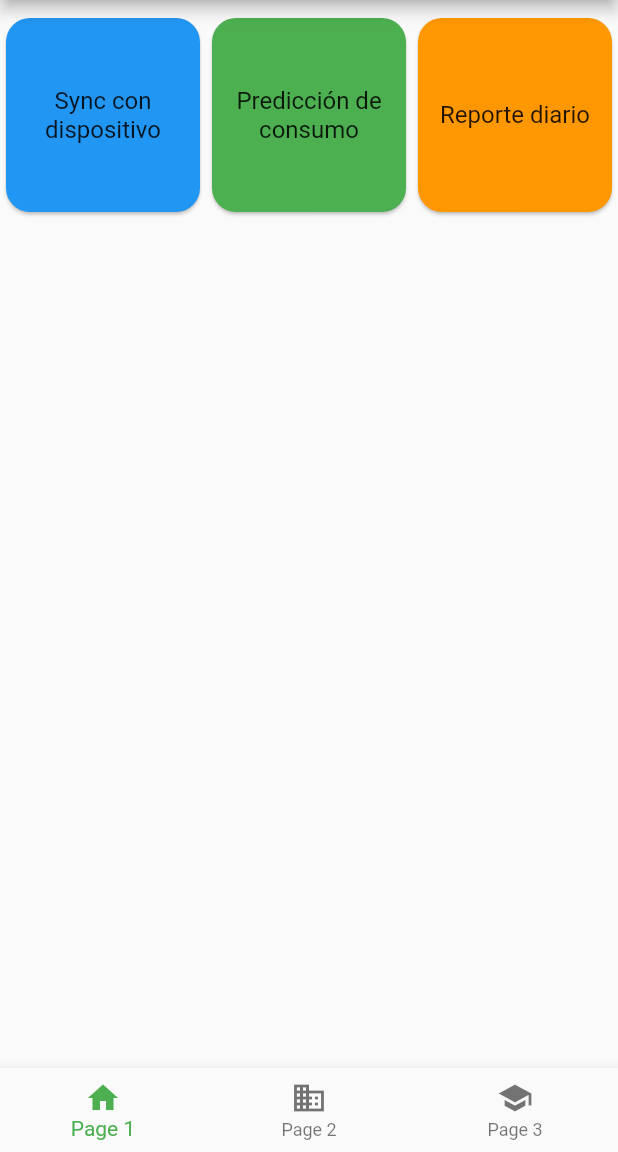
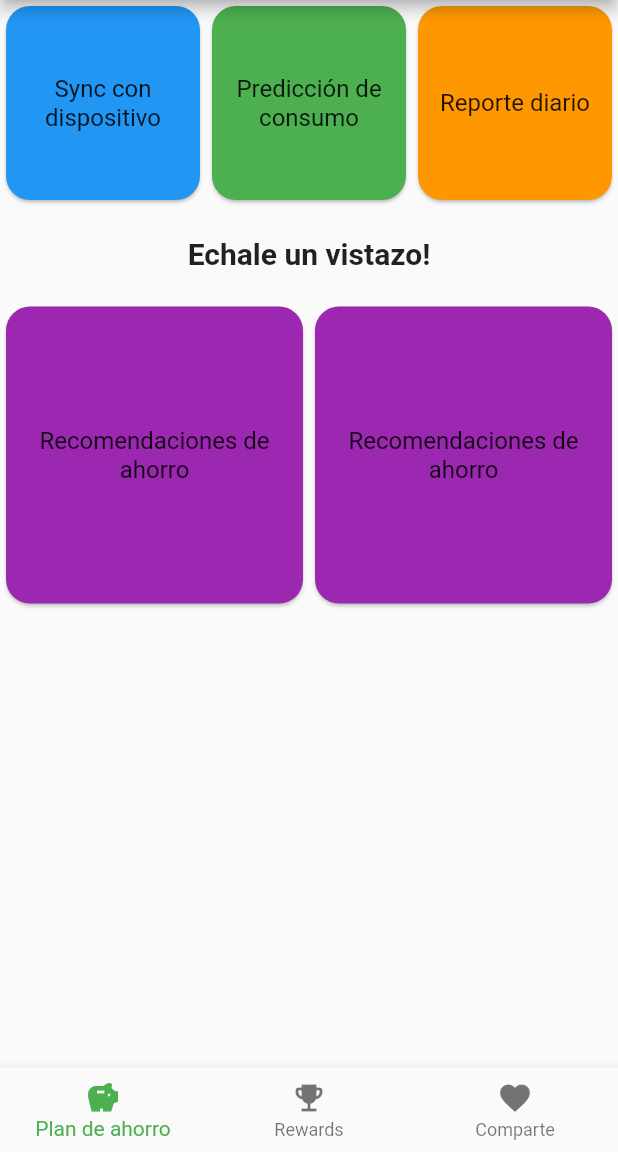
Before and after one commit to JocelynVelarde/Resourcify, a Flutter app: the HomePage screen opened directly, on a phone screen of 412 x 824 dp, the part 84-1236 px from its top. Run offline on Flutter 3.47's test engine with Material 2 defaults, Android fonts, the phone set to English and light mode, and no system bars; our stand-ins replace dots_indicator, firebase_auth; accounts and stored records are empty.

Commit message:
modified home page

```diff
--- a/lib/home.dart
+++ b/lib/home.dart
@@ -33,6 +33,9 @@ class _HomePageState extends State<HomePage> {
       ),
     ];
   }
+
+
+
 
   Widget _buildCard({required Color color, required String text}) {
     return Card(
@@ -75,8 +78,10 @@ class _HomePageState extends State<HomePage> {
           ),
         ],
       ),
-      body: GridView.builder(
-        padding: const EdgeInsets.only(top: 8.0),
+      body: Column(
+        children: [
+          GridView.builder(
+            shrinkWrap: true,
             gridDelegate: const SliverGridDelegateWithFixedCrossAxisCount(
               crossAxisCount: 3,
             ),
@@ -85,20 +90,46 @@ class _HomePageState extends State<HomePage> {
               return _buildCards()[index];
             },
           ),
+          SizedBox(height: 20), // Espacio entre las dos filas
+          Text(
+            'Echale un vistazo!',
+            textAlign: TextAlign.left,
+            style: TextStyle(
+              fontSize: 20,
+              fontWeight: FontWeight.bold,
+
+            ),
+          ),
+          SizedBox(height: 20), // Espacio entre el texto y la segunda fila
+          GridView.builder(
+            shrinkWrap: true,
+            gridDelegate: const SliverGridDelegateWithFixedCrossAxisCount(
+              crossAxisCount: 2,
+            ),
+            itemCount: 2, // Número de nuevos cuadros medianos
+            itemBuilder: (context, index) {
+              // Aquí puedes construir los cuadros medianos según tus necesidades
+              return _buildCard(
+                color: Colors.purple, // Personaliza el color
+                text: 'Recomendaciones de ahorro', // Personaliza el texto
+              );
+
+
+            },
+          ),
+        ],
+      ),
       bottomNavigationBar: BottomNavigationBar(
         items: const <BottomNavigationBarItem>[
           BottomNavigationBarItem(
-            icon: Icon(Icons.home),
-            label: 'Page 1',
+            icon: Icon(Icons.savings),
+            label: 'Plan de ahorro',
           ),
           BottomNavigationBarItem(
-            icon: Icon(Icons.business),
-            label: 'Page 2',
+            icon: Icon(Icons.emoji_events),
+            label: 'Rewards',
           ),
-          BottomNavigationBarItem(
-            icon: Icon(Icons.school),
-            label: 'Page 3',
-          ),
+          BottomNavigationBarItem(icon: Icon(Icons.favorite), label: "Comparte"),
         ],
         currentIndex: _selectedIndex,
         selectedItemColor: Colors.green,
--- a/lib/user-company.dart
+++ b/lib/user-company.dart
@@ -3,8 +3,6 @@ import 'package:flutter/material.dart';
 import 'package:flutter_application_1/community.dart';
 
 import 'package:flutter_application_1/home.dart';
-
-import 'package:flutter_application_1/loginregister.dart';
 
 class UserCompanyPage extends StatelessWidget {
   const UserCompanyPage({Key? key}) : super(key: key);
```
Lines whose indentation alone changed are shown as unchanged.
